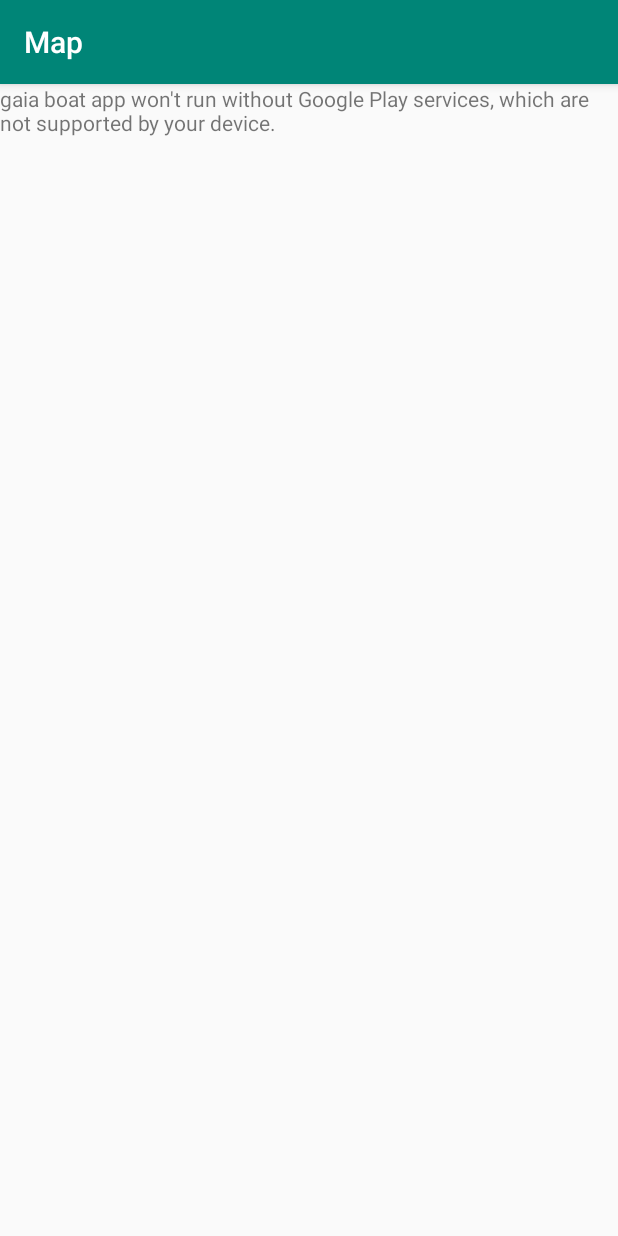
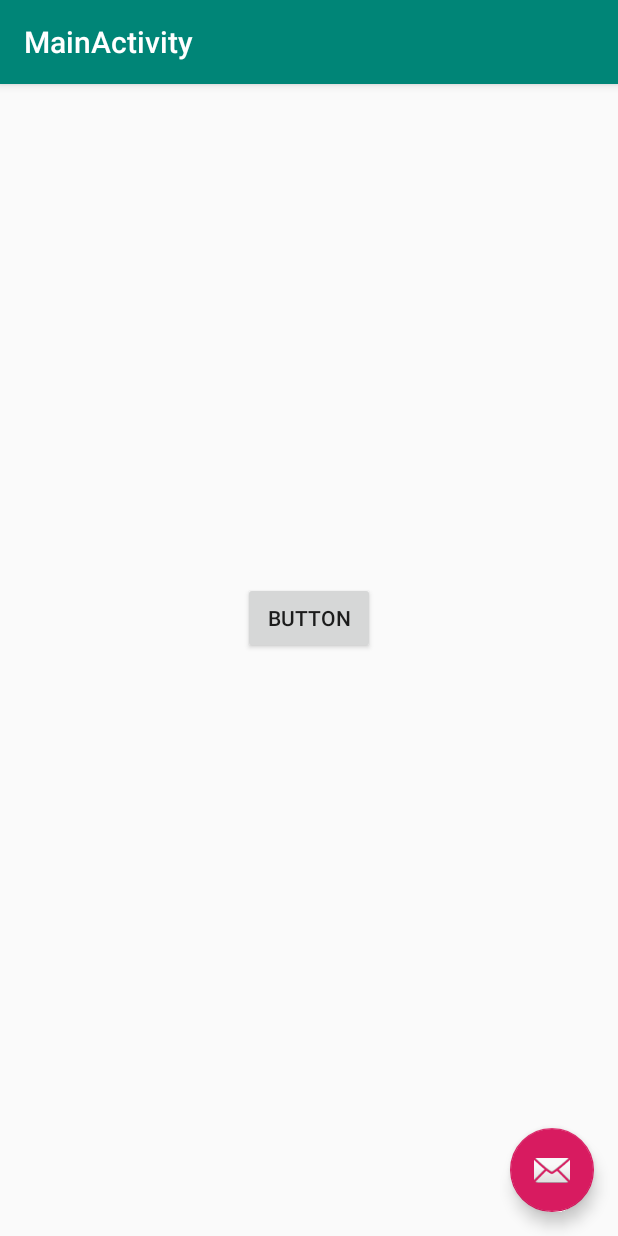
Before and after one commit to gaia-boat/app, an Android app: the screen it shows after launch (MapsActivity before the commit, MainActivity after it), on a phone screen of 412 x 824 dp. Run offline under Robolectric (Android 15) with nearby library versions, the phone set to English and light mode, and no system bars.

```diff
--- a/app/build.gradle
+++ b/app/build.gradle
@@ -25,10 +25,12 @@ android {
 
 dependencies {
     implementation fileTree(dir: 'libs', include: ['*.jar'])
-    implementation"org.jetbrains.kotlin:kotlin-stdlib-jdk7:$kotlin_version"
+    implementation "org.jetbrains.kotlin:kotlin-stdlib-jdk7:$kotlin_version"
     implementation 'androidx.appcompat:appcompat:1.0.2'
     implementation 'androidx.core:core-ktx:1.0.2'
     implementation 'com.google.android.gms:play-services-maps:17.0.0'
+    implementation 'androidx.constraintlayout:constraintlayout:1.1.3'
+    implementation 'com.google.android.material:material:1.0.0'
     testImplementation 'junit:junit:4.12'
     androidTestImplementation 'androidx.test:runner:1.2.0'
     androidTestImplementation 'androidx.test.espresso:espresso-core:3.2.0'
--- a/app/src/main/AndroidManifest.xml
+++ b/app/src/main/AndroidManifest.xml
@@ -1,15 +1,14 @@
 <?xml version="1.0" encoding="utf-8"?>
 <manifest xmlns:android="http://schemas.android.com/apk/res/android"
-    package="com.example.gaiaboatapp" >
-
+          package="com.example.gaiaboatapp">
     <!--
          The ACCESS_COARSE/FINE_LOCATION permissions are not required to use
          Google Maps Android API v2, but you must specify either coarse or fine
          location permissions for the 'MyLocation' functionality.
     -->
-    <uses-permission android:name="android.permission.ACCESS_FINE_LOCATION" />
-    <uses-permission android:name="android.permission.BLUETOOTH_ADMIN" />
-    <uses-permission android:name="android.permission.BLUETOOTH" />
+    <uses-permission android:name="android.permission.ACCESS_FINE_LOCATION"/>
+    <uses-permission android:name="android.permission.BLUETOOTH_ADMIN"/>
+    <uses-permission android:name="android.permission.BLUETOOTH"/>
 
     <application
             android:allowBackup="true"
@@ -17,8 +16,17 @@
             android:label="@string/app_name"
             android:roundIcon="@mipmap/ic_launcher_round"
             android:supportsRtl="true"
-        android:theme="@style/AppTheme" >
+            android:theme="@style/AppTheme">
+        <activity
+                android:name=".MainActivity"
+                android:label="@string/title_activity_main"
+                android:theme="@style/AppTheme.NoActionBar">
+            <intent-filter>
+                <action android:name="android.intent.action.MAIN"/>
 
+                <category android:name="android.intent.category.LAUNCHER"/>
+            </intent-filter>
+        </activity>
         <!--
              The API key for Google Maps-based APIs is defined as a string resource.
              (See the file "res/values/google_maps_api.xml").
@@ -29,16 +37,11 @@
         -->
         <meta-data
                 android:name="com.google.android.geo.API_KEY"
-            android:value="@string/google_maps_key" />
+                android:value="@string/google_maps_key"/>
 
         <activity
                 android:name=".MapsActivity"
-            android:label="@string/title_activity_maps" >
-            <intent-filter>
-                <action android:name="android.intent.action.MAIN" />
-
-                <category android:name="android.intent.category.LAUNCHER" />
-            </intent-filter>
+                android:label="@string/title_activity_maps">
         </activity>
     </application>
 
--- /dev/null
+++ b/app/src/main/java/com/example/gaiaboatapp/MainActivity.kt
@@ -0,0 +1,37 @@
+package com.example.gaiaboatapp
+
+import android.bluetooth.BluetoothAdapter
+import android.os.Bundle
+import com.google.android.material.snackbar.Snackbar
+import androidx.appcompat.app.AppCompatActivity;
+
+import kotlinx.android.synthetic.main.activity_main.*
+
+class MainActivity : AppCompatActivity() {
+
+    override fun onCreate(savedInstanceState: Bundle?) {
+        super.onCreate(savedInstanceState)
+        setContentView(R.layout.activity_main)
+        setSupportActionBar(toolbar)
+
+        fab.setOnClickListener { view ->
+            Snackbar.make(view, "Replace with your own action", Snackbar.LENGTH_LONG)
+                .setAction("Action", null).show()
+        }
+    }
+
+//    {-15,839201 -47,902330} {-15,838898 -47,903629} {-15,839497 -47,903575} {-15,38837 -47,902700}
+
+    fun stabilishBluetoothComms() {
+        val bluetooth : BluetoothAdapter? = BluetoothAdapter.getDefaultAdapter()
+
+        if (bluetooth?.isEnabled == false) {
+            val enableBtIntent = Intent(BluetoothAdapter.ACTION_REQUEST_ENABLE)
+            startActivityForResult(enableBtIntent, REQUEST_ENABLE_BT)
+        }
+
+
+
+    }
+
+}
--- /dev/null
+++ b/app/src/main/res/layout/activity_main.xml
@@ -0,0 +1,48 @@
+<?xml version="1.0" encoding="utf-8"?>
+<androidx.coordinatorlayout.widget.CoordinatorLayout
+        xmlns:android="http://schemas.android.com/apk/res/android"
+        xmlns:app="http://schemas.android.com/apk/res-auto"
+        xmlns:tools="http://schemas.android.com/tools"
+        android:layout_width="match_parent"
+        android:layout_height="match_parent"
+        tools:context=".MainActivity">
+
+    <com.google.android.material.appbar.AppBarLayout
+            android:layout_height="wrap_content"
+            android:layout_width="match_parent"
+            android:theme="@style/AppTheme.AppBarOverlay">
+
+        <androidx.appcompat.widget.Toolbar
+                android:id="@+id/toolbar"
+                android:layout_width="match_parent"
+                android:layout_height="?attr/actionBarSize"
+                android:background="?attr/colorPrimary"
+                app:popupTheme="@style/AppTheme.PopupOverlay"/>
+
+    </com.google.android.material.appbar.AppBarLayout>
+
+    <include layout="@layout/content_main"/>
+
+    <com.google.android.material.floatingactionbutton.FloatingActionButton
+            android:id="@+id/fab"
+            android:layout_width="wrap_content"
+            android:layout_height="wrap_content"
+            android:layout_gravity="bottom|end"
+            android:layout_margin="@dimen/fab_margin"
+            app:srcCompat="@android:drawable/ic_dialog_email"/>
+    <androidx.constraintlayout.widget.ConstraintLayout
+            android:layout_width="match_parent"
+            android:layout_height="match_parent">
+
+        <Button
+                android:text="Button"
+                android:layout_width="wrap_content"
+                android:layout_height="wrap_content" android:id="@+id/button2"
+                app:layout_constraintTop_toTopOf="parent"
+                android:layout_marginTop="341dp" app:layout_constraintEnd_toEndOf="parent"
+                android:layout_marginEnd="162dp" app:layout_constraintBottom_toBottomOf="parent"
+                android:layout_marginBottom="342dp" app:layout_constraintStart_toStartOf="parent"
+                android:layout_marginStart="162dp"/>
+    </androidx.constraintlayout.widget.ConstraintLayout>
+
+</androidx.coordinatorlayout.widget.CoordinatorLayout>
--- /dev/null
+++ b/app/src/main/res/layout/content_main.xml
@@ -0,0 +1,10 @@
+<?xml version="1.0" encoding="utf-8"?>
+<androidx.constraintlayout.widget.ConstraintLayout
+        xmlns:android="http://schemas.android.com/apk/res/android"
+        xmlns:tools="http://schemas.android.com/tools"
+        xmlns:app="http://schemas.android.com/apk/res-auto"
+        android:layout_width="match_parent"
+        android:layout_height="match_parent"
+        app:layout_behavior="@string/appbar_scrolling_view_behavior"
+        tools:showIn="@layout/activity_main"
+        tools:context=".MainActivity"/>
--- /dev/null
+++ b/app/src/main/res/values/dimens.xml
@@ -0,0 +1,3 @@
+<resources>
+    <dimen name="fab_margin">16dp</dimen>
+</resources>
--- a/app/src/main/res/values/strings.xml
+++ b/app/src/main/res/values/strings.xml
@@ -1,4 +1,5 @@
 <resources>
     <string name="app_name">gaia boat app</string>
     <string name="title_activity_maps">Map</string>
+    <string name="title_activity_main">MainActivity</string>
 </resources>
--- a/app/src/main/res/values/styles.xml
+++ b/app/src/main/res/values/styles.xml
@@ -7,5 +7,11 @@
         <item name="colorPrimaryDark">@color/colorPrimaryDark</item>
         <item name="colorAccent">@color/colorAccent</item>
     </style>
+    <style name="AppTheme.NoActionBar">
+        <item name="windowActionBar">false</item>
+        <item name="windowNoTitle">true</item>
+    </style>
+    <style name="AppTheme.AppBarOverlay" parent="ThemeOverlay.AppCompat.Dark.ActionBar"/>
+    <style name="AppTheme.PopupOverlay" parent="ThemeOverlay.AppCompat.Light"/>
 
 </resources>
```
Also changed, not shown: app/src/main/java/com/example/gaiaboatapp/MapsActivity.kt (+1 -19 lines). Lines whose indentation alone changed are shown as unchanged.
